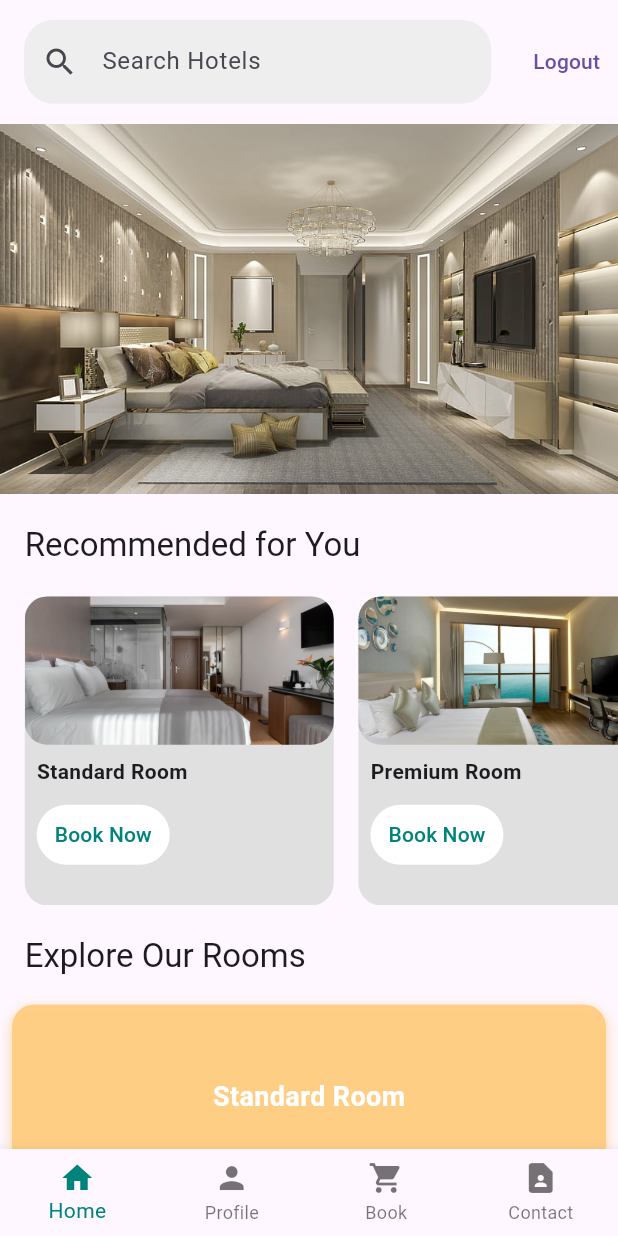
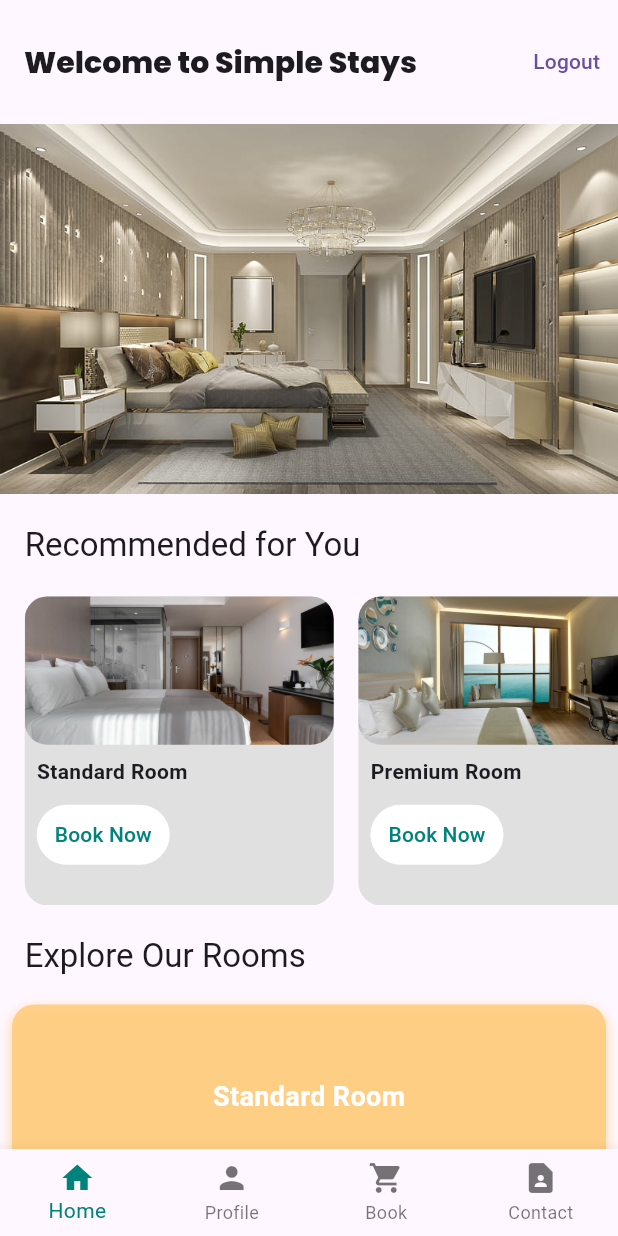
Before and after one commit to SohalSawardekar/Hotel_Booking_App, a Flutter app: the HomeScreen screen opened by its route, on a phone screen of 412 x 824 dp. Run offline on Flutter 3.47's test engine with Material 3 defaults, Android fonts, the phone set to English and light mode, and no system bars; our stand-ins replace cloud_firestore, firebase_auth, firebase_core, google_fonts, google_sign_in, sign_in_with_apple and 1 more; accounts and stored records are empty.

Commit message:
homepage update

```diff
--- a/lib/screens/home.dart
+++ b/lib/screens/home.dart
@@ -1,4 +1,3 @@
-import 'package:flutter/material.dart';
 import 'package:hotel_booking/constants/ImportFiles.dart';
 
 class HomeScreen extends StatefulWidget {
@@ -61,16 +60,11 @@ class _HomeScreenState extends State<HomeScreen> {
     return AppBar(
       toolbarHeight: screenSize.height * 0.1,
       automaticallyImplyLeading: false,
-      title: TextField(
-        decoration: InputDecoration(
-          hintText: 'Search Hotels',
-          prefixIcon: const Icon(Icons.search),
-          border: OutlineInputBorder(
-            borderRadius: BorderRadius.circular(20),
-            borderSide: BorderSide.none,
-          ),
-          fillColor: Colors.grey[200],
-          filled: true,
+      title: Text(
+        "Welcome to Simple Stays",
+        style: GoogleFonts.poppins(
+          fontWeight: FontWeight.w800,
+          fontSize: 20,
         ),
       ),
       actions: [
@@ -127,12 +121,6 @@ class _HomeScreenState extends State<HomeScreen> {
         itemCount: 4,
         itemBuilder: (context, index) {
           final roomTypes = ['Standard', 'Premium', 'Luxury', 'Suite'];
-          final colors = [
-            Colors.blue.shade200,
-            Colors.green.shade200,
-            Colors.red.shade200,
-            Color.fromARGB(255, 243, 203, 29)
-          ];
           final imagePaths = [
             'assets/images/standardroom.jpg',
             'assets/images/Room-Premium-min.jpg',
@@ -184,7 +172,7 @@ class _HomeScreenState extends State<HomeScreen> {
         final roomTypes = ['Standard', 'Premium', 'Luxury', 'Suite', 'Villa'];
         final colors = [
           Colors.orange.shade200,
-          Color.fromARGB(255, 241, 225, 83),
+          const Color.fromARGB(255, 241, 225, 83),
           Colors.cyan.shade300,
           Colors.pink.shade300,
           Colors.purple.shade300
@@ -272,6 +260,7 @@ class RoomCard extends StatelessWidget {
   final VoidCallback onTap;
 
   const RoomCard({
+    super.key,
     required this.width,
     required this.imageHeight,
     required this.roomName,
@@ -311,11 +300,11 @@ class RoomCard extends StatelessWidget {
             padding: const EdgeInsets.symmetric(horizontal: 8.0),
             child: TextButton(
               onPressed: onTap,
-              child: const Text('Book Now'),
               style: TextButton.styleFrom(
                 foregroundColor: const Color.fromARGB(255, 0, 130, 125),
                 backgroundColor: Colors.white,
               ),
+              child: const Text('Book Now'),
             ),
           ),
         ],
@@ -332,6 +321,7 @@ class RoomListItem extends StatelessWidget {
   final VoidCallback onTap;
 
   const RoomListItem({
+    super.key,
     required this.width,
     required this.height,
     required this.roomName,
@@ -371,11 +361,11 @@ class RoomListItem extends StatelessWidget {
                   const SizedBox(height: 8),
                   TextButton(
                     onPressed: onTap,
-                    child: const Text('Book'),
                     style: TextButton.styleFrom(
                       foregroundColor: const Color.fromARGB(255, 0, 130, 125),
                       backgroundColor: Colors.white,
                     ),
+                    child: const Text('Book'),
                   ),
                 ],
               ),
--- a/lib/services/auth_service.dart
+++ b/lib/services/auth_service.dart
@@ -1,13 +1,10 @@
 import 'package:hotel_booking/constants/ImportFiles.dart';
-
 
 class AuthService {
   // Method for logging in with email and password
   static Future<void> loginWithEmailAndPassword(
       BuildContext context, String email, String password) async {
     try {
-      UserCredential userCredential = await FirebaseAuth.instance
-          .signInWithEmailAndPassword(email: email, password: password);
       Navigator.pushReplacementNamed(context, '/home');
     } on FirebaseAuthException catch (e) {
       String message;
@@ -30,8 +27,6 @@ class AuthService {
   static Future<void> registerWithEmailAndPassword(
       BuildContext context, String email, String password) async {
     try {
-      UserCredential userCredential = await FirebaseAuth.instance
-          .createUserWithEmailAndPassword(email: email, password: password);
 
       // After successful registration, create user document in Firestore
       FirestoreService firestoreService = FirestoreService();
```
Also changed, not shown: lib/screens/bookings/bookings.dart (+20 -16 lines).
